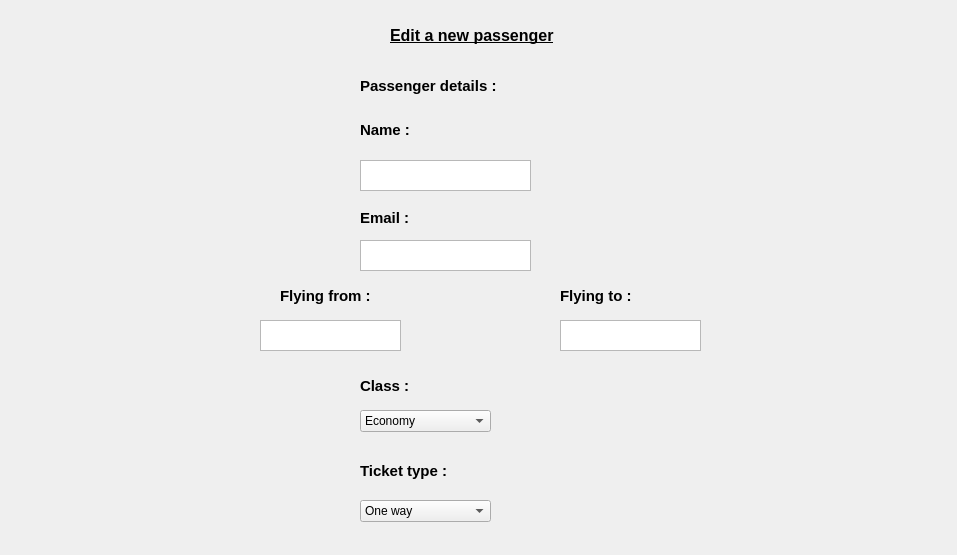
Qt form editnewpassenger.ui (Abdelrahman-Shorim/FlightApp) before a commit.
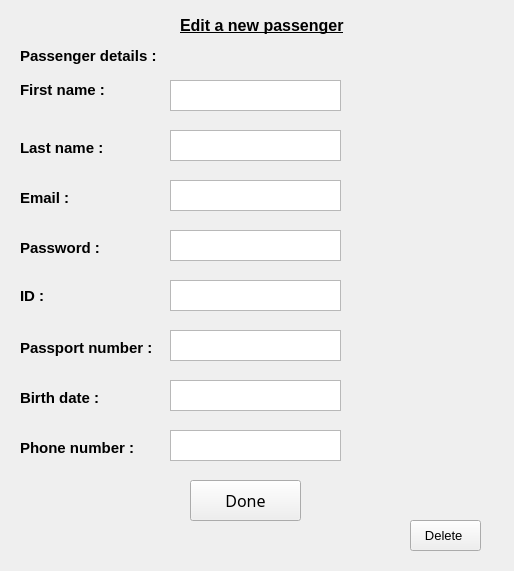
The same form after that commit.

Diff of the .ui file:
```diff
--- a/editnewpassenger.ui
+++ b/editnewpassenger.ui
@@ -6,8 +6,8 @@
    <rect>
     <x>0</x>
     <y>0</y>
-    <width>957</width>
-    <height>555</height>
+    <width>514</width>
+    <height>571</height>
    </rect>
   </property>
   <property name="font">
@@ -21,8 +21,8 @@
   <widget class="QLabel" name="label">
    <property name="geometry">
     <rect>
-     <x>390</x>
-     <y>20</y>
+     <x>180</x>
+     <y>10</y>
      <width>181</width>
      <height>31</height>
     </rect>
@@ -42,8 +42,8 @@
   <widget class="QLabel" name="label_2">
    <property name="geometry">
     <rect>
-     <x>360</x>
-     <y>70</y>
+     <x>20</x>
+     <y>40</y>
      <width>151</width>
      <height>31</height>
     </rect>
@@ -63,9 +63,9 @@
   <widget class="QLabel" name="label_3">
    <property name="geometry">
     <rect>
-     <x>360</x>
-     <y>120</y>
-     <width>81</width>
+     <x>20</x>
+     <y>80</y>
+     <width>101</width>
      <height>20</height>
     </rect>
    </property>
@@ -78,14 +78,14 @@
     </font>
    </property>
    <property name="text">
-    <string>Name :</string>
+    <string>First name :</string>
    </property>
   </widget>
   <widget class="QTextEdit" name="textEdit">
    <property name="geometry">
     <rect>
-     <x>360</x>
-     <y>160</y>
+     <x>170</x>
+     <y>80</y>
      <width>171</width>
      <height>31</height>
     </rect>
@@ -94,9 +94,9 @@
   <widget class="QLabel" name="label_4">
    <property name="geometry">
     <rect>
-     <x>360</x>
-     <y>210</y>
-     <width>71</width>
+     <x>20</x>
+     <y>140</y>
+     <width>101</width>
      <height>16</height>
     </rect>
    </property>
@@ -109,26 +109,84 @@
     </font>
    </property>
    <property name="text">
-    <string>Email :</string>
+    <string>Last name :</string>
    </property>
   </widget>
   <widget class="QTextEdit" name="textEdit_2">
    <property name="geometry">
     <rect>
-     <x>360</x>
-     <y>240</y>
+     <x>170</x>
+     <y>130</y>
      <width>171</width>
      <height>31</height>
     </rect>
    </property>
   </widget>
+  <widget class="QPushButton" name="pushButton">
+   <property name="geometry">
+    <rect>
+     <x>830</x>
+     <y>610</y>
+     <width>91</width>
+     <height>41</height>
+    </rect>
+   </property>
+   <property name="mouseTracking">
+    <bool>true</bool>
+   </property>
+   <property name="styleSheet">
+    <string notr="true">font: 75 11pt &quot;MS Shell Dlg 2&quot;;
+font: 75 11pt &quot;MS Shell Dlg 2&quot;;</string>
+   </property>
+   <property name="text">
+    <string>Delete</string>
+   </property>
+  </widget>
+  <widget class="QPushButton" name="pushButton_2">
+   <property name="geometry">
+    <rect>
+     <x>190</x>
+     <y>480</y>
+     <width>111</width>
+     <height>41</height>
+    </rect>
+   </property>
+   <property name="minimumSize">
+    <size>
+     <width>111</width>
+     <height>41</height>
+    </size>
+   </property>
+   <property name="font">
+    <font>
+     <family>MS Reference Sans Serif</family>
+     <pointsize>12</pointsize>
+     <weight>50</weight>
+     <italic>false</italic>
+     <bold>false</bold>
+     <underline>false</underline>
+    </font>
+   </property>
+   <property name="styleSheet">
+    <string notr="true">font: 11pt &quot;MS Shell Dlg 2&quot;;
+font: 75 11pt &quot;MS Shell Dlg 2&quot;;
+font: 75 11pt &quot;MS Shell Dlg 2&quot;;
+font: 75 11pt &quot;MS Shell Dlg 2&quot;;
+font: 75 10pt &quot;MS Shell Dlg 2&quot;;
+font: 75 8pt &quot;MS Shell Dlg 2&quot;;
+font: 12pt &quot;MS Reference Sans Serif&quot;;</string>
+   </property>
+   <property name="text">
+    <string>Done</string>
+   </property>
+  </widget>
   <widget class="QLabel" name="label_5">
    <property name="geometry">
     <rect>
-     <x>280</x>
-     <y>285</y>
-     <width>121</width>
-     <height>21</height>
+     <x>20</x>
+     <y>190</y>
+     <width>71</width>
+     <height>16</height>
     </rect>
    </property>
    <property name="font">
@@ -140,15 +198,36 @@
     </font>
    </property>
    <property name="text">
-    <string>Flying from :</string>
+    <string>Email :</string>
    </property>
   </widget>
   <widget class="QLabel" name="label_6">
    <property name="geometry">
     <rect>
-     <x>560</x>
+     <x>20</x>
+     <y>240</y>
+     <width>101</width>
+     <height>16</height>
+    </rect>
+   </property>
+   <property name="font">
+    <font>
+     <pointsize>11</pointsize>
+     <weight>75</weight>
+     <bold>true</bold>
+     <underline>false</underline>
+    </font>
+   </property>
+   <property name="text">
+    <string>Password :</string>
+   </property>
+  </widget>
+  <widget class="QLabel" name="label_7">
+   <property name="geometry">
+    <rect>
+     <x>20</x>
      <y>280</y>
-     <width>91</width>
+     <width>191</width>
      <height>31</height>
     </rect>
    </property>
@@ -161,15 +240,36 @@
     </font>
    </property>
    <property name="text">
-    <string>Flying to :</string>
+    <string>ID :</string>
+   </property>
+  </widget>
+  <widget class="QLabel" name="label_8">
+   <property name="geometry">
+    <rect>
+     <x>20</x>
+     <y>340</y>
+     <width>141</width>
+     <height>16</height>
+    </rect>
+   </property>
+   <property name="font">
+    <font>
+     <pointsize>11</pointsize>
+     <weight>75</weight>
+     <bold>true</bold>
+     <underline>false</underline>
+    </font>
+   </property>
+   <property name="text">
+    <string>Passport number :</string>
    </property>
   </widget>
   <widget class="QTextEdit" name="textEdit_3">
    <property name="geometry">
     <rect>
-     <x>260</x>
-     <y>320</y>
-     <width>141</width>
+     <x>170</x>
+     <y>180</y>
+     <width>171</width>
      <height>31</height>
     </rect>
    </property>
@@ -177,20 +277,40 @@
   <widget class="QTextEdit" name="textEdit_4">
    <property name="geometry">
     <rect>
-     <x>560</x>
-     <y>320</y>
-     <width>141</width>
+     <x>170</x>
+     <y>230</y>
+     <width>171</width>
      <height>31</height>
     </rect>
    </property>
   </widget>
-  <widget class="QLabel" name="label_7">
+  <widget class="QTextBrowser" name="textBrowser">
    <property name="geometry">
     <rect>
-     <x>360</x>
-     <y>375</y>
-     <width>61</width>
-     <height>21</height>
+     <x>170</x>
+     <y>280</y>
+     <width>171</width>
+     <height>31</height>
+    </rect>
+   </property>
+  </widget>
+  <widget class="QTextEdit" name="textEdit_5">
+   <property name="geometry">
+    <rect>
+     <x>170</x>
+     <y>330</y>
+     <width>171</width>
+     <height>31</height>
+    </rect>
+   </property>
+  </widget>
+  <widget class="QLabel" name="label_9">
+   <property name="geometry">
+    <rect>
+     <x>20</x>
+     <y>390</y>
+     <width>101</width>
+     <height>16</height>
     </rect>
    </property>
    <property name="font">
@@ -202,46 +322,26 @@
     </font>
    </property>
    <property name="text">
-    <string>Class :</string>
+    <string>Birth date :</string>
    </property>
   </widget>
-  <widget class="QComboBox" name="comboBox">
+  <widget class="QTextEdit" name="textEdit_6">
    <property name="geometry">
     <rect>
-     <x>360</x>
-     <y>410</y>
-     <width>131</width>
-     <height>22</height>
+     <x>170</x>
+     <y>380</y>
+     <width>171</width>
+     <height>31</height>
     </rect>
    </property>
-   <property name="font">
-    <font>
-     <underline>false</underline>
-    </font>
-   </property>
-   <item>
-    <property name="text">
-     <string>Economy</string>
-    </property>
-   </item>
-   <item>
-    <property name="text">
-     <string>Business</string>
-    </property>
-   </item>
-   <item>
-    <property name="text">
-     <string>First Class</string>
-    </property>
-   </item>
   </widget>
   <widget class="QLabel" name="label_10">
    <property name="geometry">
     <rect>
-     <x>360</x>
-     <y>460</y>
-     <width>111</width>
-     <height>21</height>
+     <x>20</x>
+     <y>440</y>
+     <width>131</width>
+     <height>16</height>
     </rect>
    </property>
    <property name="font">
@@ -253,38 +353,39 @@
     </font>
    </property>
    <property name="text">
-    <string>Ticket type :</string>
+    <string>Phone number :</string>
    </property>
   </widget>
-  <widget class="QComboBox" name="comboBox_2">
+  <widget class="QTextEdit" name="textEdit_7">
    <property name="geometry">
     <rect>
-     <x>360</x>
-     <y>500</y>
-     <width>131</width>
-     <height>22</height>
+     <x>170</x>
+     <y>430</y>
+     <width>171</width>
+     <height>31</height>
+    </rect>
+   </property>
+  </widget>
+  <widget class="QPushButton" name="pushButton_3">
+   <property name="geometry">
+    <rect>
+     <x>410</x>
+     <y>520</y>
+     <width>71</width>
+     <height>31</height>
     </rect>
    </property>
    <property name="font">
     <font>
+     <pointsize>10</pointsize>
+     <weight>50</weight>
+     <bold>false</bold>
      <underline>false</underline>
     </font>
    </property>
-   <item>
-    <property name="text">
-     <string>One way</string>
-    </property>
-   </item>
-   <item>
-    <property name="text">
-     <string>Round</string>
-    </property>
-   </item>
-   <item>
-    <property name="text">
-     <string>Tour</string>
-    </property>
-   </item>
+   <property name="text">
+    <string>Delete </string>
+   </property>
   </widget>
  </widget>
  <resources/>
```
